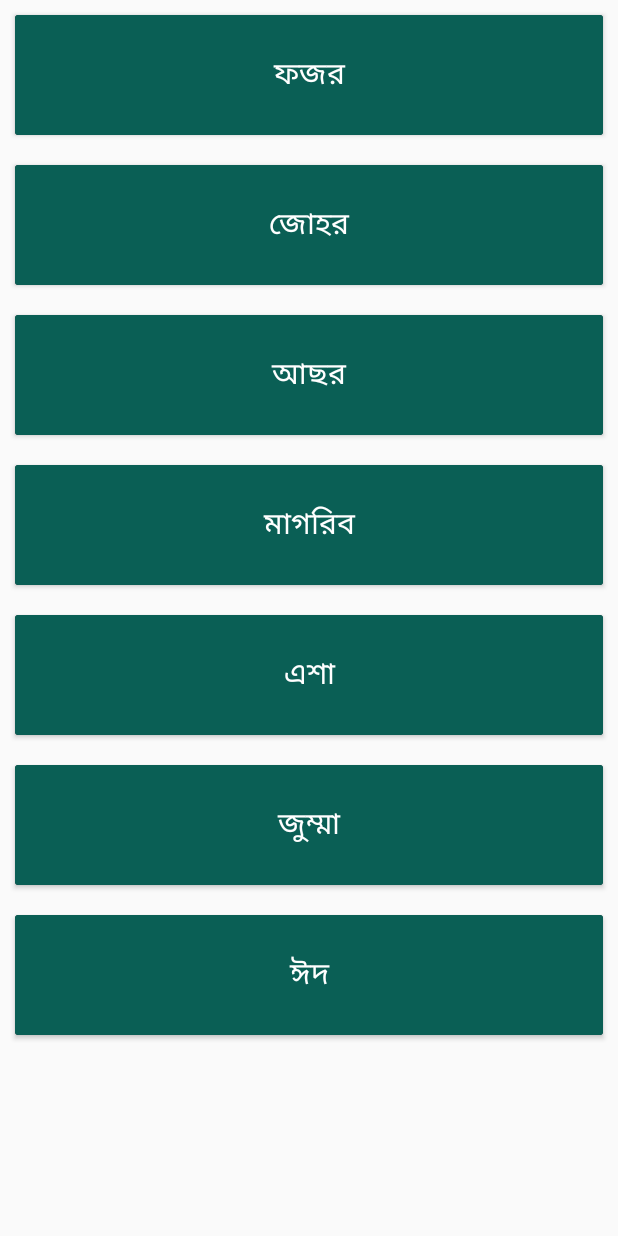
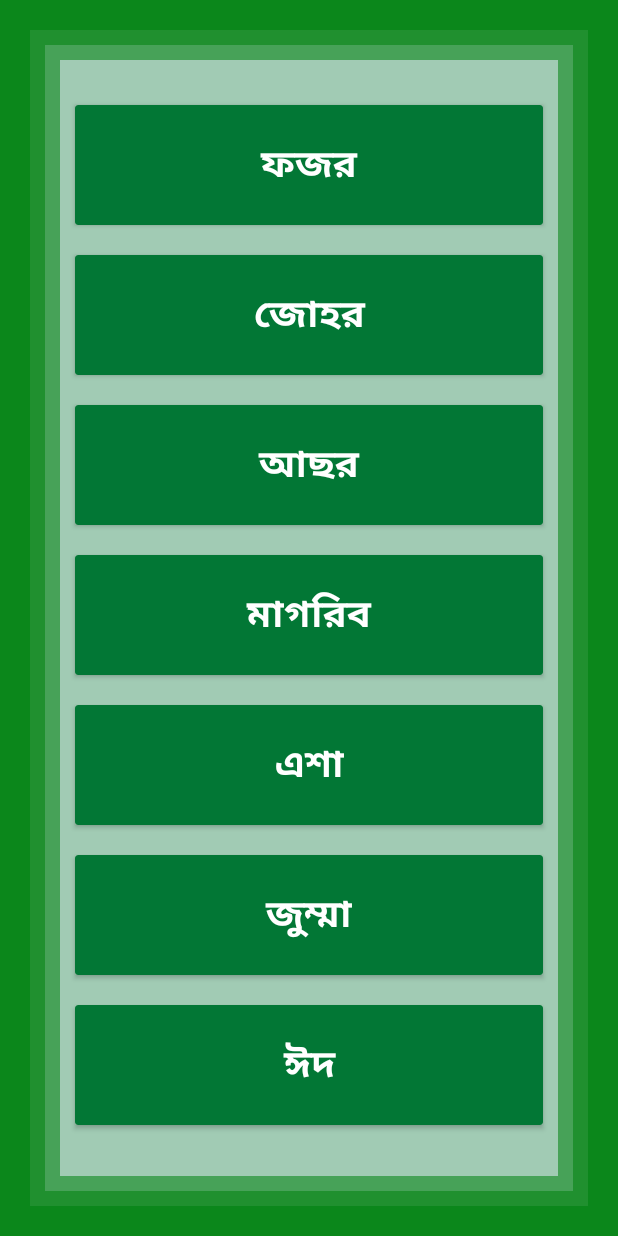
Before and after one commit to saiful-islam-niloy/Salah, an Android app: the screen it shows after launch (SalahActivity), on a phone screen of 412 x 824 dp. Run offline under Robolectric (Android 15) with nearby library versions, the phone set to English and light mode, and no system bars.

Commit message:
xml background added

```diff
--- a/app/src/main/java/com/niloy/salah/NiyatActivity.java
+++ b/app/src/main/java/com/niloy/salah/NiyatActivity.java
@@ -66,7 +66,6 @@ public class NiyatActivity extends AppCompatActivity {
     private void displayData(){
         dbHandler = new DbHandler(this);
         Cursor cursor = dbHandler.getRakatNiyatData(rakatId);
-        System.out.println("Final: "+cursor.getCount());
         while (cursor.moveToNext()){
             arabic.setText(cursor.getString(4));
             bangla.setText(cursor.getString(5));
--- a/app/src/main/java/com/niloy/salah/RakatActivity.java
+++ b/app/src/main/java/com/niloy/salah/RakatActivity.java
@@ -8,6 +8,7 @@ import android.os.Bundle;
 import android.support.v7.widget.LinearLayoutManager;
 import android.support.v7.widget.RecyclerView;
 import android.widget.TextView;
+import android.widget.Toast;
 
 import java.util.ArrayList;
 
@@ -55,6 +56,8 @@ public class RakatActivity extends AppCompatActivity {
             recyclerView.setAdapter(adapterRakat);
 
         }
+        else
+            Toast.makeText(getApplicationContext(), "Sorry! No Data Found.\n Re-install the App.", Toast.LENGTH_LONG).show();
     }
 
     private void hideActionBar(){
--- a/app/src/main/java/com/niloy/salah/SalahActivity.java
+++ b/app/src/main/java/com/niloy/salah/SalahActivity.java
@@ -7,6 +7,7 @@ import android.support.v7.app.AppCompatActivity;
 import android.os.Bundle;
 import android.support.v7.widget.LinearLayoutManager;
 import android.support.v7.widget.RecyclerView;
+import android.widget.Toast;
 
 import java.util.ArrayList;
 
@@ -45,7 +46,9 @@ public class SalahActivity extends AppCompatActivity {
             adapterSalah = new AdapterSalah(getApplicationContext(), salahList);
             recyclerView.setAdapter(adapterSalah);
 
-        }
+        }else
+            Toast.makeText(getApplicationContext(), "Sorry! No Data Found.\n Re-install the App.", Toast.LENGTH_LONG).show();
+
     }
 
     private void createDatabase() {
--- a/app/src/main/res/layout/activity_niyat.xml
+++ b/app/src/main/res/layout/activity_niyat.xml
@@ -4,20 +4,36 @@
     xmlns:tools="http://schemas.android.com/tools"
     android:layout_width="match_parent"
     android:layout_height="match_parent"
+    android:background="@color/activityBackground"
     android:orientation="vertical"
     tools:context=".NiyatActivity">
+
+    <include layout="@layout/background"/>
+
     <ScrollView
         android:layout_width="match_parent"
-        android:layout_height="match_parent">
+        android:layout_height="match_parent"
+        android:layout_marginRight="40dp"
+        android:layout_marginLeft="40dp"
+        android:layout_marginTop="60dp"
+        android:layout_marginBottom="60dp">
         <LinearLayout
             android:layout_width="match_parent"
             android:layout_height="match_parent"
             android:paddingBottom="50dp"
             android:orientation="vertical">
-
+            <TextView
+                android:layout_width="match_parent"
+                android:layout_height="wrap_content"
+                android:padding="5dp"
+                android:textColor="@color/colorPrimaryDark"
+                android:textSize="30dp"
+                android:gravity="center"
+                android:text="আরবী" />
             <android.support.v7.widget.CardView
                 android:layout_width="match_parent"
                 android:layout_height="wrap_content"
+                app:cardBackgroundColor="@color/niyatCardBack"
                 android:layout_margin="5dp">
                 <TextView
                     android:id="@+id/arabicNew"
@@ -25,6 +41,7 @@
                     android:layout_height="wrap_content"
                     android:padding="5dp"
                     android:textSize="30dp"
+                    android:textColor="#FFFFFF"
                     android:gravity="center"
                     android:text="Salah Name" />
             </android.support.v7.widget.CardView>
@@ -33,9 +50,18 @@
                 android:layout_width="match_parent"
                 android:layout_height="1dp"
                 android:background="@color/lightGray"/>
+            <TextView
+                android:layout_width="match_parent"
+                android:layout_height="wrap_content"
+                android:padding="5dp"
+                android:textSize="30dp"
+                android:textColor="@color/colorPrimaryDark"
+                android:gravity="center"
+                android:text="বাংলা উচ্চারণ" />
             <android.support.v7.widget.CardView
                 android:layout_width="match_parent"
                 android:layout_height="wrap_content"
+                app:cardBackgroundColor="@color/niyatCardBack"
                 android:layout_margin="5dp">
                 <TextView
                     android:id="@+id/banglaNew"
@@ -43,6 +69,7 @@
                     android:layout_height="wrap_content"
                     android:padding="5dp"
                     android:textSize="20dp"
+                    android:textColor="#FFFFFF"
                     android:gravity="center"
                     android:text="Salah Rakat" />
             </android.support.v7.widget.CardView>
@@ -52,9 +79,18 @@
                 android:layout_height="1dp"
                 android:background="@color/lightGray"/>
 
+            <TextView
+                android:layout_width="match_parent"
+                android:layout_height="wrap_content"
+                android:padding="5dp"
+                android:textSize="30dp"
+                android:gravity="center"
+                android:textColor="@color/colorPrimaryDark"
+                android:text="বাংলা অর্থ" />
             <android.support.v7.widget.CardView
                 android:layout_width="match_parent"
                 android:layout_height="wrap_content"
+                app:cardBackgroundColor="@color/niyatCardBack"
                 android:layout_margin="5dp">
                 <TextView
                     android:id="@+id/bangla2New"
@@ -62,6 +98,7 @@
                     android:layout_height="wrap_content"
                     android:padding="5dp"
                     android:textSize="20dp"
+                    android:textColor="#FFFFFF"
                     android:gravity="center"
                     android:text="Salah Rakat" />
             </android.support.v7.widget.CardView>
--- a/app/src/main/res/layout/activity_salah.xml
+++ b/app/src/main/res/layout/activity_salah.xml
@@ -1,16 +1,23 @@
 <?xml version="1.0" encoding="utf-8"?>
-<RelativeLayout xmlns:android="http://schemas.android.com/apk/res/android"
+<android.support.constraint.ConstraintLayout xmlns:android="http://schemas.android.com/apk/res/android"
     xmlns:app="http://schemas.android.com/apk/res-auto"
     xmlns:tools="http://schemas.android.com/tools"
     android:layout_width="match_parent"
     android:layout_height="match_parent"
+    android:background="@color/activityBackground"
     tools:context=".SalahActivity">
+
+    <include layout="@layout/background"/>
 
     <android.support.v7.widget.RecyclerView
         android:id="@+id/salah"
+        android:layout_marginRight="40dp"
+        android:layout_marginLeft="40dp"
+        android:layout_marginTop="60dp"
+        android:layout_marginBottom="60dp"
         android:layout_width="match_parent"
         android:layout_height="match_parent">
 
     </android.support.v7.widget.RecyclerView>
 
-</RelativeLayout>
+</android.support.constraint.ConstraintLayout>
--- /dev/null
+++ b/app/src/main/res/layout/background.xml
@@ -0,0 +1,77 @@
+<?xml version="1.0" encoding="utf-8"?>
+<android.support.constraint.ConstraintLayout xmlns:android="http://schemas.android.com/apk/res/android"
+    android:layout_width="match_parent"
+    android:layout_height="match_parent"
+    xmlns:app="http://schemas.android.com/apk/res-auto">
+    <!--    layer1-->
+    <View
+        android:layout_width="20dp"
+        android:layout_height="match_parent"
+        android:background="@color/firstLayer"
+        app:layout_constraintStart_toStartOf="parent" />
+    <View
+        android:layout_width="20dp"
+        android:layout_height="match_parent"
+        android:background="@color/firstLayer"
+        app:layout_constraintEnd_toEndOf="parent" />
+    <View
+        android:layout_width="match_parent"
+        android:layout_height="20dp"
+        android:background="@color/firstLayer"
+        app:layout_constraintTop_toTopOf="parent" />
+    <View
+        android:layout_width="match_parent"
+        android:layout_height="20dp"
+        android:background="@color/firstLayer"
+        app:layout_constraintBottom_toBottomOf="parent" />
+    <!--layer2-->
+    <View
+        android:layout_width="30dp"
+        android:layout_marginTop="30dp"
+        android:layout_marginBottom="30dp"
+        android:layout_height="match_parent"
+        android:background="@color/secondLayer"
+        app:layout_constraintStart_toStartOf="parent" />
+    <View
+        android:layout_width="30dp"
+        android:layout_marginTop="30dp"
+        android:layout_marginBottom="30dp"
+        android:layout_height="match_parent"
+        android:background="@color/secondLayer"
+        app:layout_constraintEnd_toEndOf="parent" />
+    <View
+        android:layout_width="match_parent"
+        android:layout_height="30dp"
+        android:background="@color/secondLayer"
+        app:layout_constraintTop_toTopOf="parent" />
+    <View
+        android:layout_width="match_parent"
+        android:layout_height="30dp"
+        android:background="@color/secondLayer"
+        app:layout_constraintBottom_toBottomOf="parent" />
+    <!--layer3-->
+    <View
+        android:layout_width="40dp"
+        android:layout_marginTop="40dp"
+        android:layout_marginBottom="40dp"
+        android:layout_height="match_parent"
+        android:background="@color/thirdLayer"
+        app:layout_constraintStart_toStartOf="parent" />
+    <View
+        android:layout_width="40dp"
+        android:layout_marginTop="40dp"
+        android:layout_marginBottom="40dp"
+        android:layout_height="match_parent"
+        android:background="@color/thirdLayer"
+        app:layout_constraintEnd_toEndOf="parent" />
+    <View
+        android:layout_width="match_parent"
+        android:layout_height="40dp"
+        android:background="@color/thirdLayer"
+        app:layout_constraintTop_toTopOf="parent" />
+    <View
+        android:layout_width="match_parent"
+        android:layout_height="40dp"
+        android:background="@color/thirdLayer"
+        app:layout_constraintBottom_toBottomOf="parent" />
+</android.support.constraint.ConstraintLayout>
--- a/app/src/main/res/layout/card_salah.xml
+++ b/app/src/main/res/layout/card_salah.xml
@@ -1,29 +1,30 @@
 <?xml version="1.0" encoding="utf-8"?>
-<LinearLayout
-    xmlns:android="http://schemas.android.com/apk/res/android"
+<LinearLayout xmlns:android="http://schemas.android.com/apk/res/android"
     android:layout_width="match_parent"
-    android:layout_height="wrap_content">
+    android:layout_height="wrap_content"
+    xmlns:app="http://schemas.android.com/apk/res-auto">
 
     <android.support.v7.widget.CardView
         android:layout_width="match_parent"
         android:layout_height="wrap_content"
         android:foreground="?android:attr/selectableItemBackground"
-        android:layout_margin="10dp">
+        android:layout_margin="10dp"
+        app:cardBackgroundColor="@color/salahCardBack">
         <LinearLayout
             android:layout_width="match_parent"
             android:layout_height="wrap_content"
             android:minHeight="80dp"
             android:gravity="center"
             android:orientation="vertical"
-            android:layout_gravity="center"
-            android:background="#0A5F55">
+            android:layout_gravity="center">
 
             <TextView
                 android:id="@+id/salah_name"
                 android:layout_width="match_parent"
                 android:layout_height="match_parent"
-                android:padding="5dp"
-                android:textSize="20dp"
+                android:padding="3dp"
+                android:textSize="25dp"
+                android:textStyle="bold"
                 android:textColor="#FFFFFF"
                 android:gravity="center"
                 android:text="Salah Name" />
--- a/app/src/main/res/values/colors.xml
+++ b/app/src/main/res/values/colors.xml
@@ -4,4 +4,11 @@
     <color name="colorPrimaryDark">#00574B</color>
     <color name="colorAccent">#D81B60</color>
     <color name="lightGray">#ededed</color>
+<!--    <color name="thirdLayer">#9A027735</color>-->
+    <color name="activityBackground">#5B027735</color>
+    <color name="firstLayer">#0C871C</color>
+    <color name="secondLayer">#A80C871C</color>
+    <color name="thirdLayer">#990C871C</color>
+    <color name="niyatCardBack">#027735</color>
+    <color name="salahCardBack">#027735</color>
 </resources>
```
Also changed, not shown: app/src/main/assets/Salah.db.
